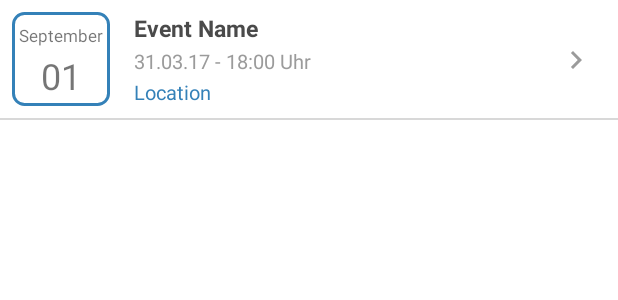
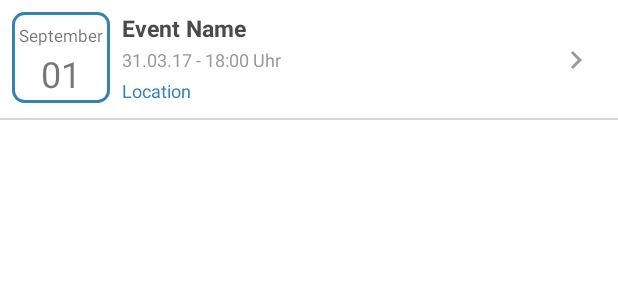
Before and after one commit to coach-plus/android, an Android app: the layout event_item.xml on its own in the app's theme, with its tools: preview values and no code run, on a phone screen of 412 x 824 dp. Shown: the top 300 px of the screen. Run offline under Robolectric (Android 15) with nearby library versions, the phone set to English and light mode, and no system bars; network calls fail.

Commit message:
adjust date format

```diff
--- a/app/src/main/java/com/mathandoro/coachplus/views/EventDetail/ViewHolders/EventDetailHeaderViewHolder.java
+++ b/app/src/main/java/com/mathandoro/coachplus/views/EventDetail/ViewHolders/EventDetailHeaderViewHolder.java
@@ -29,7 +29,7 @@ public class EventDetailHeaderViewHolder extends RecyclerView.ViewHolder {
             // todo location google maps link!
         }
         if(event.getStart() != null){
-            time.setText(Formatter.formatGermanTimestamp(event.getStart(), event.getEnd()));
+            time.setText(Formatter.formatGermanTimestamp(event.getStart(), event.getEnd(), itemView.getContext()));
         }
         description.setText(event.getDescription());
     }
--- a/app/src/main/java/com/mathandoro/coachplus/views/EventDetail/ViewHolders/NewsItemViewHolder.java
+++ b/app/src/main/java/com/mathandoro/coachplus/views/EventDetail/ViewHolders/NewsItemViewHolder.java
@@ -38,7 +38,7 @@ public class NewsItemViewHolder extends RecyclerView.ViewHolder {
                     .transform(new CircleTransform())
                     .into(authorIcon);
         }
-        this.created.setText(Formatter.formatUserName(news.getAuthor()) + " | " +Formatter.formatGermanTimestamp(news.getCreated()));
+        this.created.setText(Formatter.formatUserName(news.getAuthor()) + " | " +Formatter.formatGermanTimestamp(news.getCreated(), itemView.getContext()));
         this.text.setText(news.getText());
     }
 
--- a/app/src/main/java/com/mathandoro/coachplus/views/viewHolders/EventItemViewHolder.java
+++ b/app/src/main/java/com/mathandoro/coachplus/views/viewHolders/EventItemViewHolder.java
@@ -36,7 +36,7 @@ public class EventItemViewHolder extends RecyclerView.ViewHolder {
             location.setText("");
         }
         if(event.getStart() != null){
-            this.time.setText(Formatter.formatGermanTimestamp(event.getStart(), event.getEnd()));
+            this.time.setText(Formatter.formatGermanTimestamp(event.getStart(), event.getEnd(), itemContainer.getContext()));
             this.calendarDay.setText(Formatter.formatMonthDay(event.getStart()));
             this.calendarMonth.setText(Formatter.formatfullMonthName(event.getStart()));
         }
--- a/app/src/main/res/layout/event_item.xml
+++ b/app/src/main/res/layout/event_item.xml
@@ -12,8 +12,8 @@
         android:id="@+id/event_item_event_name"
         android:layout_width="wrap_content"
         android:layout_height="wrap_content"
-        android:layout_marginStart="16dp"
-        android:layout_marginLeft="16dp"
+        android:layout_marginStart="8dp"
+        android:layout_marginLeft="8dp"
         android:layout_marginTop="8dp"
         android:text="Event Name"
         android:textColor="#4a4a4a"
@@ -29,7 +29,7 @@
         android:layout_marginTop="2dp"
         android:text="31.03.17 - 18:00 Uhr"
         android:textColor=" #9b9b9b"
-        android:textSize="13sp"
+        android:textSize="12sp"
         app:layout_constraintStart_toStartOf="@+id/event_item_event_name"
         app:layout_constraintTop_toBottomOf="@+id/event_item_event_name" />
 
@@ -37,11 +37,11 @@
         android:id="@+id/event_item_event_location"
         android:layout_width="wrap_content"
         android:layout_height="wrap_content"
-        android:layout_marginTop="2dp"
+        android:layout_marginTop="1dp"
         android:layout_marginBottom="8dp"
         android:text="Location"
         android:textColor="#3481b8"
-        android:textSize="13sp"
+        android:textSize="12sp"
         app:layout_constraintBottom_toTopOf="@+id/linearLayout2"
         app:layout_constraintStart_toStartOf="@+id/event_item_event_name"
         app:layout_constraintTop_toBottomOf="@+id/event_item_event_start" />
```
Also changed, not shown: app/src/main/java/com/mathandoro/coachplus/helpers/Formatter.java (+10 -6 lines).
